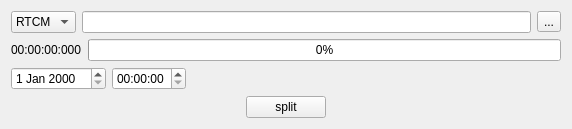
Qt form OpenRtk_Dirver/SplitTools.ui (aceinnazhangchen/OpenRtk_Dirver) before a commit.
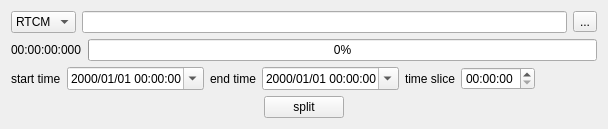
The same form after that commit.

Commit message: Add split tool

What changed in the file:
```diff
--- a/OpenRtk_Dirver/SplitTools.ui
+++ b/OpenRtk_Dirver/SplitTools.ui
@@ -6,7 +6,7 @@
    <rect>
     <x>0</x>
     <y>0</y>
-    <width>572</width>
+    <width>608</width>
     <height>127</height>
    </rect>
   </property>
@@ -61,13 +61,68 @@
    <item>
     <layout class="QHBoxLayout" name="horizontalLayout">
      <item>
-      <widget class="QDateEdit" name="dateEdit"/>
+      <widget class="QLabel" name="label">
+       <property name="text">
+        <string>start time</string>
+       </property>
+      </widget>
+     </item>
+     <item>
+      <widget class="QDateTimeEdit" name="dateTimeEdit_start">
+       <property name="displayFormat">
+        <string>yyyy/MM/dd HH:mm:ss</string>
+       </property>
+       <property name="calendarPopup">
+        <bool>true</bool>
+       </property>
+      </widget>
+     </item>
+     <item>
+      <widget class="QLabel" name="label_2">
+       <property name="text">
+        <string>end time</string>
+       </property>
+      </widget>
+     </item>
+     <item>
+      <widget class="QDateTimeEdit" name="dateTimeEdit_end">
+       <property name="displayFormat">
+        <string>yyyy/MM/dd HH:mm:ss</string>
+       </property>
+       <property name="calendarPopup">
+        <bool>true</bool>
+       </property>
+      </widget>
+     </item>
+     <item>
+      <widget class="QLabel" name="label_3">
+       <property name="text">
+        <string>time slice</string>
+       </property>
+      </widget>
      </item>
      <item>
       <widget class="QTimeEdit" name="timeEdit">
+       <property name="date">
+        <date>
+         <year>1970</year>
+         <month>1</month>
+         <day>1</day>
+        </date>
+       </property>
+       <property name="time">
+        <time>
+         <hour>0</hour>
+         <minute>0</minute>
+         <second>0</second>
+        </time>
+       </property>
        <property name="displayFormat">
         <string>HH:mm:ss</string>
        </property>
+       <property name="calendarPopup">
+        <bool>false</bool>
+       </property>
       </widget>
      </item>
      <item>
```
Left out of the diff: 2 changed lines with no effect on the pictures. The commit also changes 17 other files.
